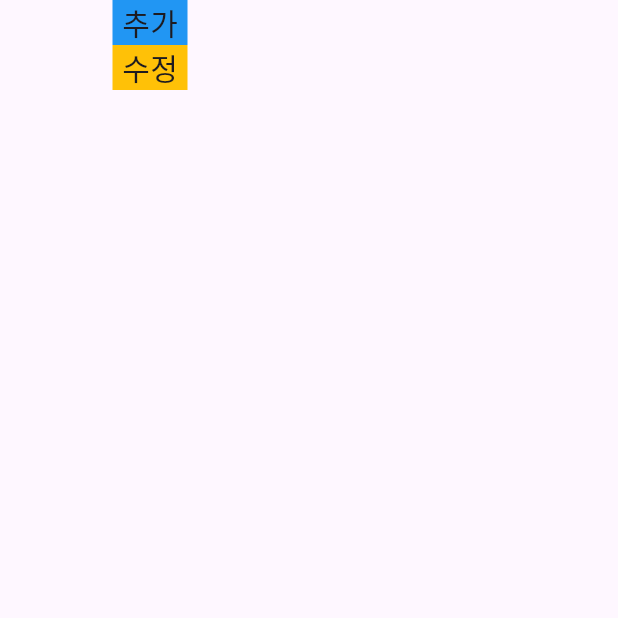
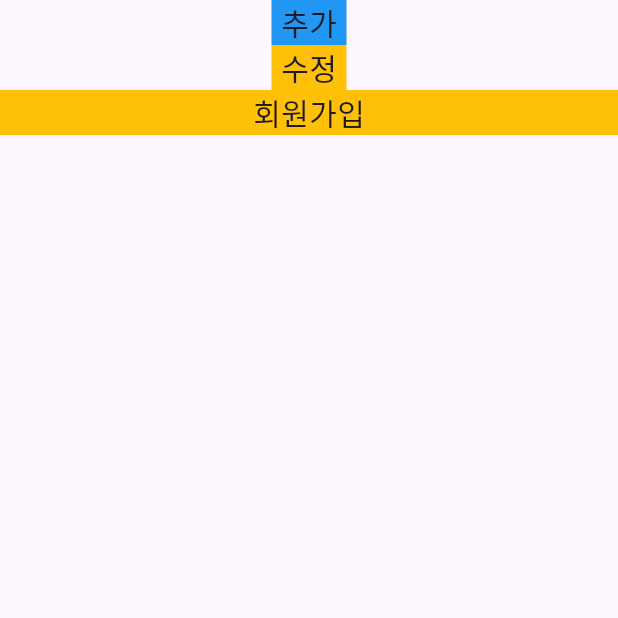
Before and after one commit to kimjiyu218/Trio, a Flutter app: the screen it shows after launch, on a phone screen of 412 x 824 dp, the top half of it. Run offline on Flutter 3.47's test engine with Material 3 defaults, Android fonts, the light colour scheme and no system bars; our stand-ins replace dio, freezed_annotation; generated files the repository leaves out were written again; network calls fail.

Commit message:
회원가입 버튼 생성

```diff
--- a/lib/main.dart
+++ b/lib/main.dart
@@ -4,6 +4,7 @@
 import 'package:trio/data_class.dart';
 
 import 'package:trio/insert.dart';
+import 'package:trio/screen/join_page.dart';
 import 'package:trio/update.dart';
 
 void main() {
@@ -131,6 +132,24 @@
                   ),
                 ),
               ),
+              InkWell(
+                onTap: (){
+                  Navigator.of(context).push(PageRouteBuilder(pageBuilder: (context, animation, secondaryAnimation) {
+                    return JoinPage();
+                  },));
+                },
+                child: Container(
+                  width: 500,
+                  height: 30,
+                  color: Colors.amber,
+                  child: Center(
+                    child: Text(
+                      "회원가입",
+                      style: TextStyle(fontSize: 20),
+                    ),
+                  ),
+                ),
+              ),
               SizedBox(
                 height: 800,
                 width: 200,
@@ -155,11 +174,15 @@
                   },
                   child: Text("button"),
                 ),
-              )
+              ),
+
             ],
+
           ),
         ),
+
       ),
+
     );
   }
 }
```
Also changed, not shown: lib/screen/join_page.dart (+15 -15 lines), 2 other files.
